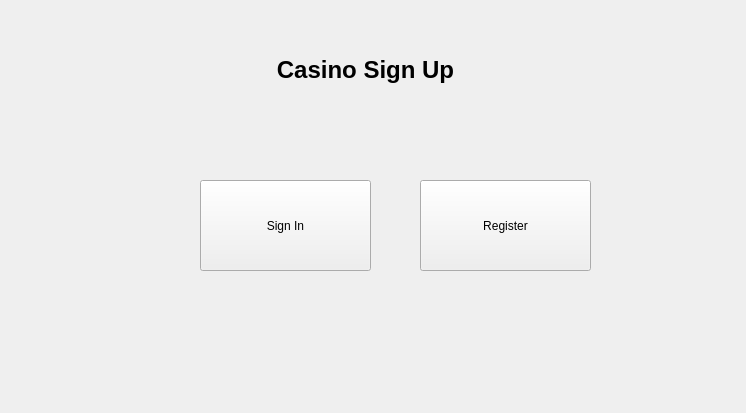
This is BlackJackQT/BlackJackHomePage.ui in Babywise/Blackjack as Qt 5 draws it before an edit. The edited form follows.
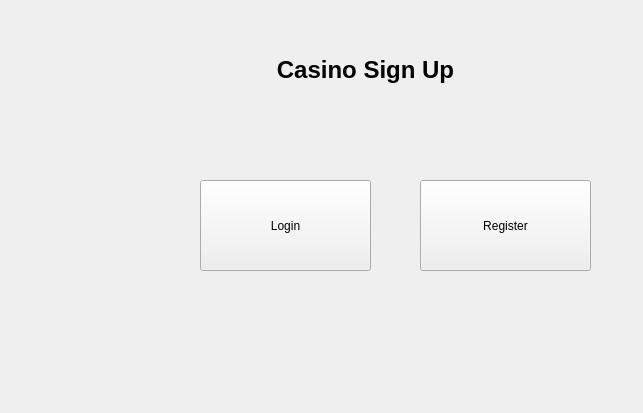
This is the edited form.

Commit message: -created login Dialog - created SelectTable - updated blackjackhomepage loginButton to login Dialog connection - updated DAO with getListOfTable information

Diff of the .ui file:
```diff
--- a/BlackJackQT/BlackJackHomePage.ui
+++ b/BlackJackQT/BlackJackHomePage.ui
@@ -6,7 +6,7 @@
    <rect>
     <x>0</x>
     <y>0</y>
-    <width>746</width>
+    <width>643</width>
     <height>413</height>
    </rect>
   </property>
@@ -36,7 +36,7 @@
     </rect>
    </property>
    <property name="text">
-    <string>Sign In</string>
+    <string>Login</string>
    </property>
   </widget>
   <widget class="QPushButton" name="registerButton">
```
Left out of the diff: 15 changed lines with no effect on the pictures. The commit also changes 17 other files.
